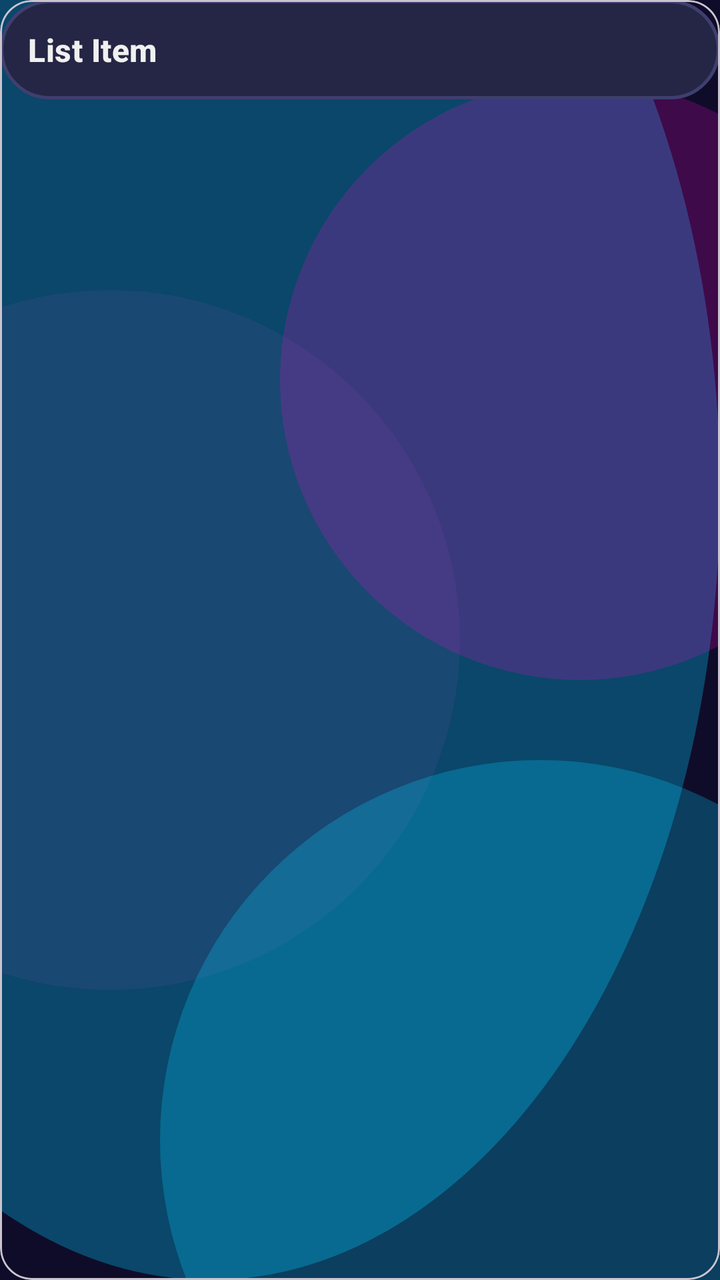
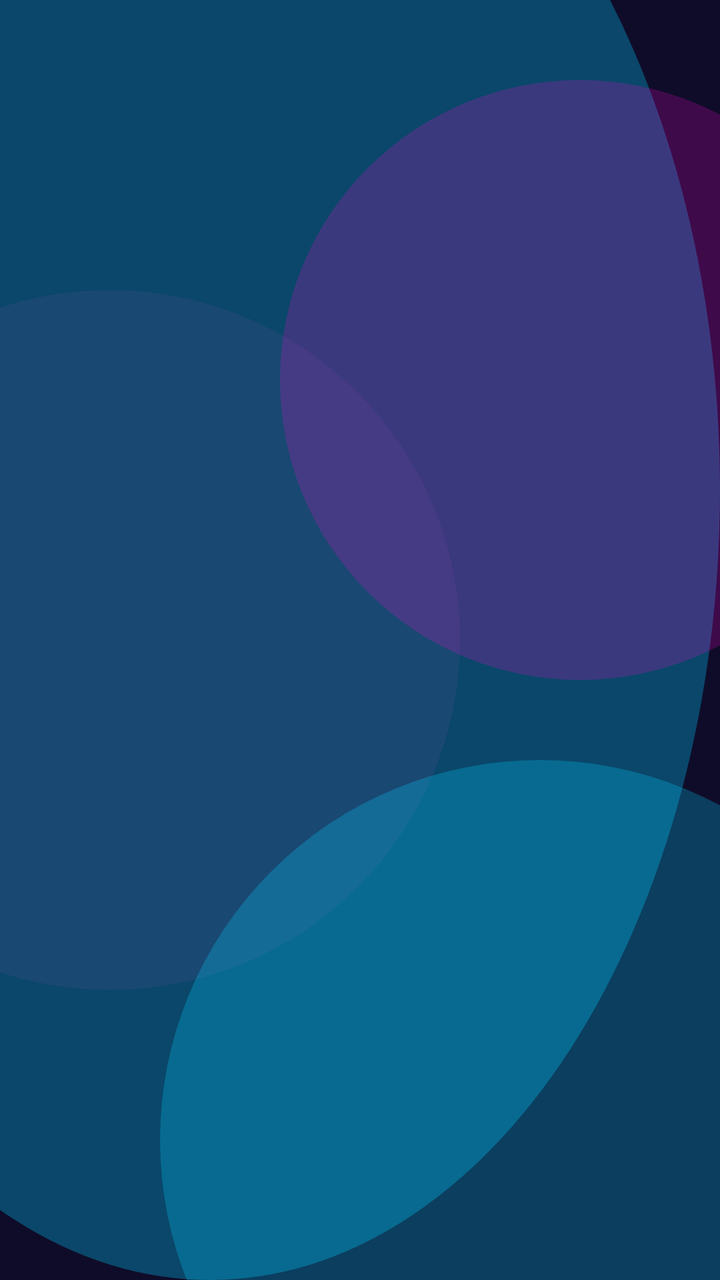

Screens rendered from an Android XML layout before and after an edit, with the pre-edit source and the edit as a unified diff.
<!-- AndroidManifest.xml: application theme Theme.TeamBalancer -->
<!-- res/layout/item_simple_list.xml -->
<?xml version="1.0" encoding="utf-8"?>
<com.google.android.material.card.MaterialCardView xmlns:android="http://schemas.android.com/apk/res/android"
    xmlns:app="http://schemas.android.com/apk/res-auto"
    android:layout_width="match_parent"
    android:layout_height="wrap_content"
    android:layout_marginVertical="4dp"
    app:cardBackgroundColor="@android:color/transparent"
    app:cardCornerRadius="16dp"
    app:cardElevation="0dp">

    <LinearLayout
        android:layout_width="match_parent"
        android:layout_height="wrap_content"
        android:background="@drawable/bg_surface_panel"
        android:padding="14dp">

        <TextView
            android:id="@+id/text_item"
            android:layout_width="match_parent"
            android:layout_height="wrap_content"
            android:text="List Item"
            android:textAppearance="@style/TextAppearance.TeamBalancer.TitleMedium"
            android:textColor="@color/on_surface" />
    </LinearLayout>
</com.google.android.material.card.MaterialCardView>
<!-- resources referenced by this layout -->
<resources>
  <color name="on_surface">#F0F0F0</color>
  <!-- drawable bg_surface_panel (drawable) -->
  <?xml version="1.0" encoding="utf-8"?>
  <shape xmlns:android="http://schemas.android.com/apk/res/android">
      <corners android:radius="@dimen/glass_corner" />
      <solid android:color="@color/surface_elevated" />
      <stroke
          android:width="1.5dp"
          android:color="@color/divider" />
  </shape>
  <style name="TextAppearance.TeamBalancer.TitleMedium" parent="TextAppearance.Material3.TitleMedium">
          <item name="android:textStyle">bold</item>
          <item name="android:letterSpacing">0.01</item>
      </style>
  <style name="Theme.TeamBalancer" parent="Base.Theme.TeamBalancer" />
  <dimen name="glass_corner">32dp</dimen>
  <color name="surface_elevated">#252545</color>
  <color name="divider">#3F3F6F</color>
  <color name="primary">#302B63</color>
  <color name="white">#FFFFFF</color>
  <color name="primary_variant">#24243E</color>
  <color name="secondary">#FF00CC</color>
  <color name="on_secondary">#FFFFFF</color>
  <color name="surface_soft">#2E2E5A</color>
  <color name="accent">#00D2FF</color>
  <color name="surface">#1A1A2E</color>
  <color name="on_surface_variant">#B0B0D0</color>
  <color name="background">#0F0C29</color>
  <style name="Widget.TeamBalancer.PopupMenu" parent="Widget.Material3.PopupMenu">
          <item name="android:popupBackground">@color/surface_elevated</item>
          <item name="android:textColor">@color/white</item>
          <item name="android:textColorPrimary">@color/white</item>
      </style>
  <style name="TextAppearance.TeamBalancer.HeadlineLarge" parent="TextAppearance.Material3.HeadlineLarge">
          <item name="android:textStyle">bold</item>
          <item name="android:letterSpacing">0.0</item>
      </style>
  <style name="TextAppearance.TeamBalancer.HeadlineMedium" parent="TextAppearance.Material3.HeadlineMedium">
          <item name="android:textStyle">bold</item>
          <item name="android:letterSpacing">0.0</item>
      </style>
  <style name="TextAppearance.TeamBalancer.TitleLarge" parent="TextAppearance.Material3.TitleLarge">
          <item name="android:textStyle">bold</item>
          <item name="android:letterSpacing">0.01</item>
      </style>
  <style name="TextAppearance.TeamBalancer.TitleSmall" parent="TextAppearance.Material3.TitleSmall">
          <item name="android:textStyle">bold</item>
          <item name="android:letterSpacing">0.02</item>
      </style>
  <style name="TextAppearance.TeamBalancer.BodyLarge" parent="TextAppearance.Material3.BodyLarge">
          <item name="android:letterSpacing">0.01</item>
      </style>
  <style name="TextAppearance.TeamBalancer.BodyMedium" parent="TextAppearance.Material3.BodyMedium">
          <item name="android:letterSpacing">0.01</item>
      </style>
  <style name="TextAppearance.TeamBalancer.LabelLarge" parent="TextAppearance.Material3.LabelLarge">
          <item name="android:textStyle">bold</item>
          <item name="android:letterSpacing">0.08</item>
      </style>
  <style name="TextAppearance.TeamBalancer.LabelMedium" parent="TextAppearance.Material3.LabelMedium">
          <item name="android:textStyle">bold</item>
          <item name="android:letterSpacing">0.06</item>
      </style>
  <style name="ShapeAppearance.TeamBalancer.Small" parent="ShapeAppearance.Material3.SmallComponent">
          <item name="cornerSize">10dp</item>
      </style>
  <style name="ShapeAppearance.TeamBalancer.Medium" parent="ShapeAppearance.Material3.MediumComponent">
          <item name="cornerSize">20dp</item>
      </style>
  <color name="ripple_surface">#33FFFFFF</color>
  <style name="Widget.TeamBalancer.Button.Text" parent="Widget.Material3.Button.TextButton">
          <item name="android:textColor">@color/accent</item>
          <item name="android:textStyle">bold</item>
      </style>
  <dimen name="toolbar_min_height">64dp</dimen>
  <!-- unchanged entries left out for length: 6 -->
</resources>

<!-- the commit's change to res/layout/item_simple_list.xml (unified diff, before → after) -->
@@ -1,25 +1,9 @@
 <?xml version="1.0" encoding="utf-8"?>
-<com.google.android.material.card.MaterialCardView xmlns:android="http://schemas.android.com/apk/res/android"
-    xmlns:app="http://schemas.android.com/apk/res-auto"
+<TextView xmlns:android="http://schemas.android.com/apk/res/android"
+    android:id="@+id/text_item"
     android:layout_width="match_parent"
     android:layout_height="wrap_content"
-    android:layout_marginVertical="4dp"
-    app:cardBackgroundColor="@android:color/transparent"
-    app:cardCornerRadius="16dp"
-    app:cardElevation="0dp">
-
-    <LinearLayout
-        android:layout_width="match_parent"
-        android:layout_height="wrap_content"
-        android:background="@drawable/bg_surface_panel"
-        android:padding="14dp">
-
-        <TextView
-            android:id="@+id/text_item"
-            android:layout_width="match_parent"
-            android:layout_height="wrap_content"
-            android:text="List Item"
-            android:textAppearance="@style/TextAppearance.TeamBalancer.TitleMedium"
-            android:textColor="@color/on_surface" />
-    </LinearLayout>
-</com.google.android.material.card.MaterialCardView>
+    android:padding="14dp"
+    android:textAppearance="@style/TextAppearance.TeamBalancer.TitleMedium"
+    android:textColor="@color/white"
+    android:background="?attr/selectableItemBackground" />
<!-- resource entries referenced after the edit -->
@@ -1,21 +1,11 @@
 <!-- resources referenced by this layout -->
 <resources>
   <color name="on_surface">#F0F0F0</color>
-  <!-- drawable bg_surface_panel (drawable) -->
-  <?xml version="1.0" encoding="utf-8"?>
-  <shape xmlns:android="http://schemas.android.com/apk/res/android">
-      <corners android:radius="@dimen/glass_corner" />
-      <solid android:color="@color/surface_elevated" />
-      <stroke
-          android:width="1.5dp"
-          android:color="@color/divider" />
-  </shape>
   <style name="TextAppearance.TeamBalancer.TitleMedium" parent="TextAppearance.Material3.TitleMedium">
           <item name="android:textStyle">bold</item>
           <item name="android:letterSpacing">0.01</item>
       </style>
   <style name="Theme.TeamBalancer" parent="Base.Theme.TeamBalancer" />
-  <dimen name="glass_corner">32dp</dimen>
   <color name="surface_elevated">#252545</color>
   <color name="divider">#3F3F6F</color>
   <color name="primary">#302B63</color>
@@ -74,7 +64,7 @@
           <item name="android:textColor">@color/accent</item>
           <item name="android:textStyle">bold</item>
       </style>
-  <dimen name="toolbar_min_height">64dp</dimen>
+  <dimen name="toolbar_min_height">56dp</dimen>
   <!-- unchanged entries left out for length: 6 -->
 </resources>
 
